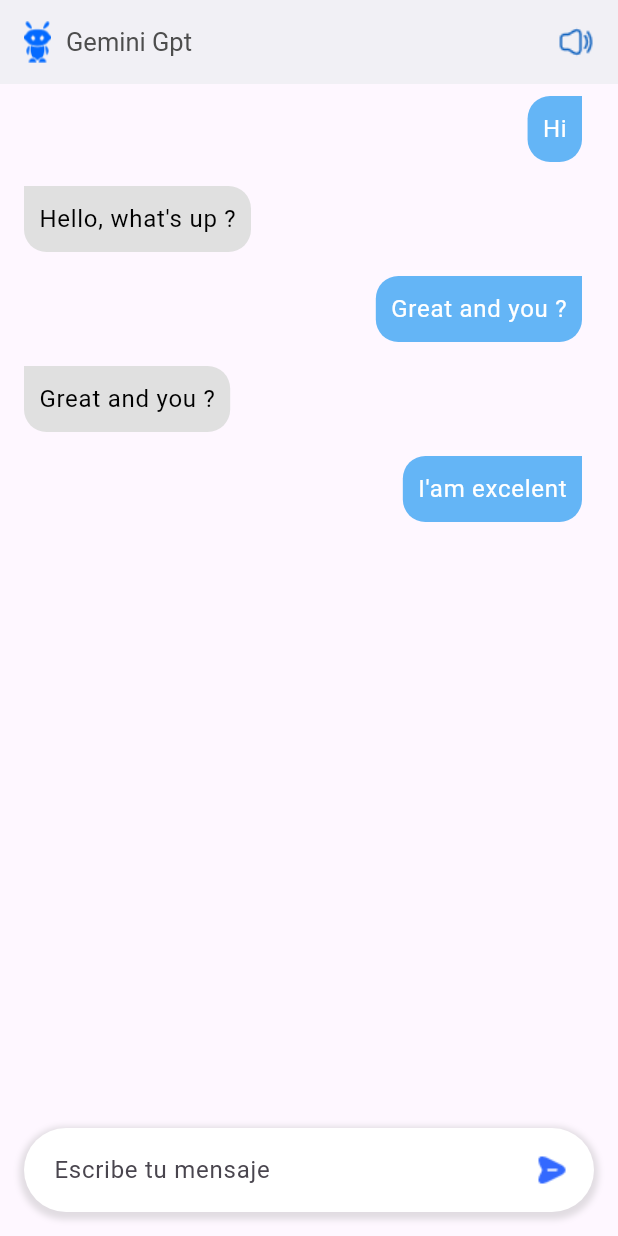
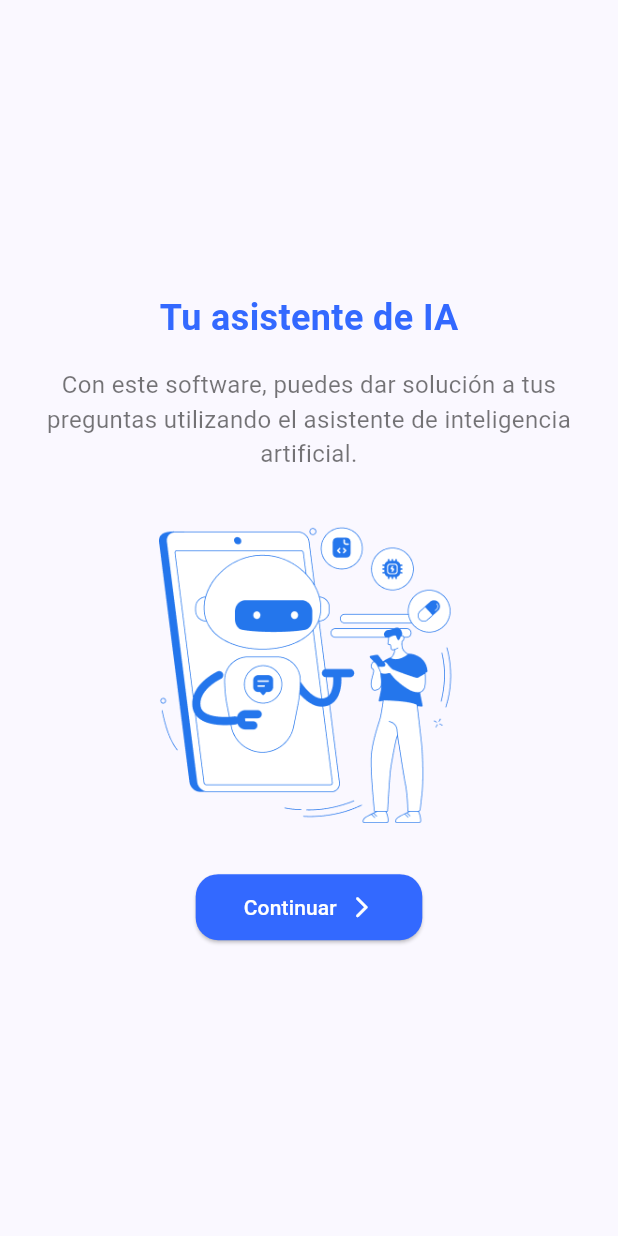
Before and after one commit to silverblade34/app_gemini_chat, a Flutter app: the screen it shows after launch, on a phone screen of 412 x 824 dp. Run offline on Flutter 3.47's test engine with Material 3 defaults, Android fonts, the phone set to English and light mode, and no system bars; our stand-ins replace get; Roboto replaces fonts that are missing (Onest).

Commit message:
Create: Onboarding page

```diff
--- /dev/null
+++ b/lib/app/bindings/onboarding_binding.dart
@@ -0,0 +1,9 @@
+import 'package:app_gemini_chat/app/controllers/onboarding_controller.dart';
+import 'package:get/get.dart';
+
+class OnboardingBinding implements Bindings {
+@override
+void dependencies() {
+  Get.lazyPut<OnboardingController>(() => OnboardingController());
+  }
+}
--- /dev/null
+++ b/lib/app/controllers/onboarding_controller.dart
@@ -0,0 +1,6 @@
+import 'package:get/get.dart';
+
+class OnboardingController extends GetxController {
+
+
+}
--- a/lib/app/routes/pages.dart
+++ b/lib/app/routes/pages.dart
@@ -1,5 +1,7 @@
 import 'package:app_gemini_chat/app/bindings/home_binding.dart';
-import 'package:app_gemini_chat/app/ui/pages/home_page.dart';
+import 'package:app_gemini_chat/app/bindings/onboarding_binding.dart';
+import 'package:app_gemini_chat/app/ui/pages/home/home_page.dart';
+import 'package:app_gemini_chat/app/ui/pages/onboarding/onboarding_page.dart';
 import 'package:get/get.dart';
 part './routes.dart';
 
@@ -9,6 +11,11 @@ abstract class AppPages {
       name: Routes.HOME,
       page: () => const HomePage(),
       binding: HomeBinding(),
+    ),
+       GetPage(
+      name: Routes.ONBOARDING,
+      page: () => const OnboardingPage(),
+      binding: OnboardingBinding(),
     )
   ];
 }
--- a/lib/app/routes/routes.dart
+++ b/lib/app/routes/routes.dart
@@ -3,5 +3,5 @@ abstract class Routes{
   static const INITIAL = '/';
   static const HOME = '/home';
   static const LOGIN = '/login';
-  static const CADASTRO = '/cadastro';
+  static const ONBOARDING = '/onboarding';
 }
--- a/lib/app/ui/pages/home_page.dart
+++ b/lib/app/ui/pages/home/home_page.dart
@@ -1,4 +1,5 @@
 import 'package:app_gemini_chat/app/controllers/home_controller.dart';
+import 'package:app_gemini_chat/app/utils/style_utils.dart';
 import 'package:flutter/material.dart';
 import 'package:get/get.dart';
 
@@ -19,6 +20,7 @@ class HomePage extends GetView<HomeController> {
               children: [
                 Image.asset(
                   'assets/gpt-robot.png',
+                  color: PRIMARY_LIGHT,
                   width: 18,
                 ),
                 const SizedBox(
@@ -33,7 +35,7 @@ class HomePage extends GetView<HomeController> {
                 )
               ],
             ),
-            Image.asset('assets/volume-high.png', color: Colors.blue[800])
+            Image.asset('assets/volume-high.png', color: PRIMARY_LIGHT)
           ],
         ),
       ),
@@ -53,7 +55,7 @@ class HomePage extends GetView<HomeController> {
                       padding: const EdgeInsets.all(10),
                       decoration: BoxDecoration(
                         color: message.isUser
-                            ? Colors.blue[300]
+                            ? PRIMARY_LIGHT
                             : Colors.grey[300],
                         borderRadius: message.isUser
                             ? const BorderRadius.only(
@@ -112,7 +114,7 @@ class HomePage extends GetView<HomeController> {
                   Padding(
                     padding: const EdgeInsets.all(16.0),
                     child: GestureDetector(
-                      child: Image.asset("assets/send.png"),
+                      child: Image.asset("assets/send.png", color: PRIMARY_LIGHT,),
                       onTap: () {},
                     ),
                   )
--- /dev/null
+++ b/lib/app/ui/pages/onboarding/onboarding_page.dart
@@ -0,0 +1,84 @@
+import 'package:app_gemini_chat/app/controllers/onboarding_controller.dart';
+import 'package:app_gemini_chat/app/utils/style_utils.dart';
+import 'package:flutter/material.dart';
+import 'package:get/get.dart';
+
+class OnboardingPage extends GetView<OnboardingController> {
+  const OnboardingPage({super.key});
+
+  @override
+  Widget build(BuildContext context) {
+    return Scaffold(
+      body: Column(
+        crossAxisAlignment: CrossAxisAlignment.center,
+        mainAxisAlignment: MainAxisAlignment.center,
+        children: [
+          const Padding(
+            padding: EdgeInsets.symmetric(horizontal: 10.0),
+            child: Column(
+              children: [
+                Text(
+                  "Tu asistente de IA",
+                  style: TextStyle(
+                    fontSize: 24,
+                    fontWeight: FontWeight.bold,
+                    color: PRIMARY_LIGHT,
+                  ),
+                ),
+                SizedBox(
+                  height: 16,
+                ),
+                Text(
+                  "Con este software, puedes dar solución a tus preguntas utilizando el asistente de inteligencia artificial.",
+                  textAlign: TextAlign.center,
+                  style: TextStyle(fontSize: 16, color: Colors.black54),
+                ),
+              ],
+            ),
+          ),
+          const SizedBox(
+            height: 32,
+          ),
+          Image.asset(
+            'assets/onboarding.png',
+            width: 200,
+          ),
+          const SizedBox(
+            height: 32,
+          ),
+          ElevatedButton(
+            onPressed: () {
+              Get.toNamed("/home");
+            },
+            style: ElevatedButton.styleFrom(
+              backgroundColor: PRIMARY_LIGHT,
+              shape: RoundedRectangleBorder(
+                borderRadius: BorderRadius.circular(15),
+              ),
+              padding: const EdgeInsets.symmetric(vertical: 12, horizontal: 32),
+            ),
+            child: const Row(
+              mainAxisSize: MainAxisSize.min,
+              children: [
+                Text(
+                  "Continuar",
+                  style: TextStyle(
+                    color: WHITE,
+                  ),
+                ),
+                SizedBox(
+                  width: 8,
+                ),
+                Icon(
+                  Icons.arrow_forward_ios_rounded,
+                  size: 17,
+                  color: WHITE,
+                )
+              ],
+            ),
+          )
+        ],
+      ),
+    );
+  }
+}
--- a/lib/app/utils/style_utils.dart
+++ b/lib/app/utils/style_utils.dart
@@ -12,7 +12,7 @@ const double P2 = 15;
 const double FIELD_NAME = 15;
 
 const Color WHITE = Color(0xFFFFFFFF);
-const Color PRIMARY_LIGHT = Color(0xFF9FC131);
+const Color PRIMARY_LIGHT = Color(0xff3369FF);
 const Color PRIMARY = Color(0xFF005C53);
 const Color SECONDARY = Color(0xFF042940);
 const Color GREY_HARD = Color.fromARGB(255, 47, 55, 71);
--- a/lib/main.dart
+++ b/lib/main.dart
@@ -1,17 +1,15 @@
 import 'package:app_gemini_chat/app/routes/pages.dart';
+import 'package:app_gemini_chat/app/ui/themes/light_theme.dart';
 import 'package:flutter/material.dart';
 import 'package:get/get.dart';
 
 void main() {
   runApp(GetMaterialApp(
     title: 'Flutter Demo',
-    theme: ThemeData(
-      colorScheme: ColorScheme.fromSeed(seedColor: Colors.deepPurple),
-      useMaterial3: true,
-    ),
+    theme: appThemeData,
     debugShowCheckedModeBanner: false,
     defaultTransition: Transition.fadeIn,
-    initialRoute: Routes.HOME,
+    initialRoute: Routes.ONBOARDING,
     getPages: AppPages.pages,
   ));
 }
```
